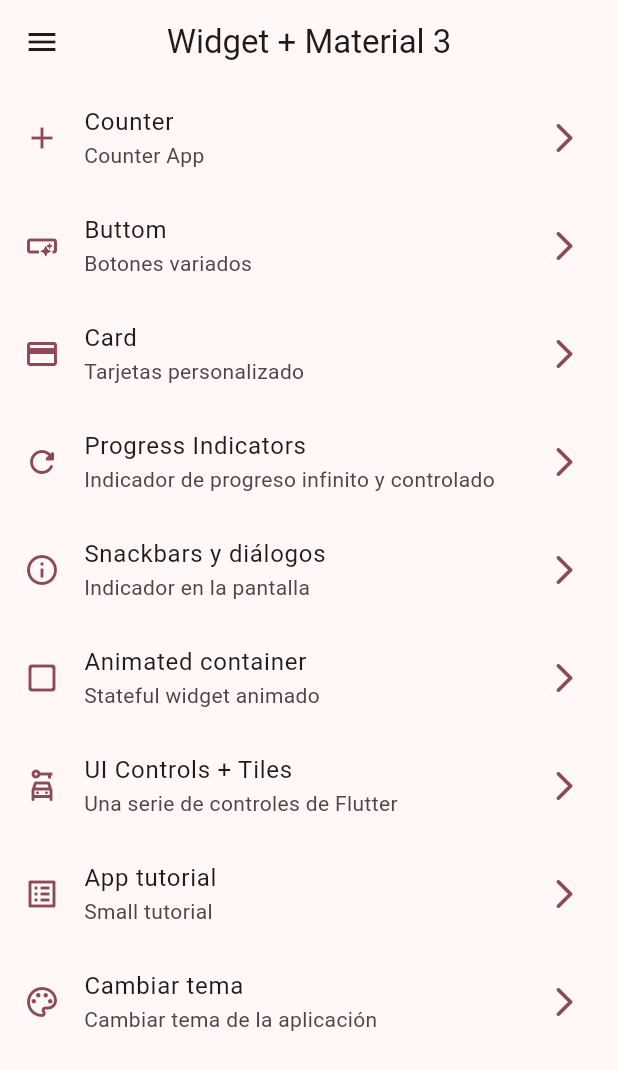
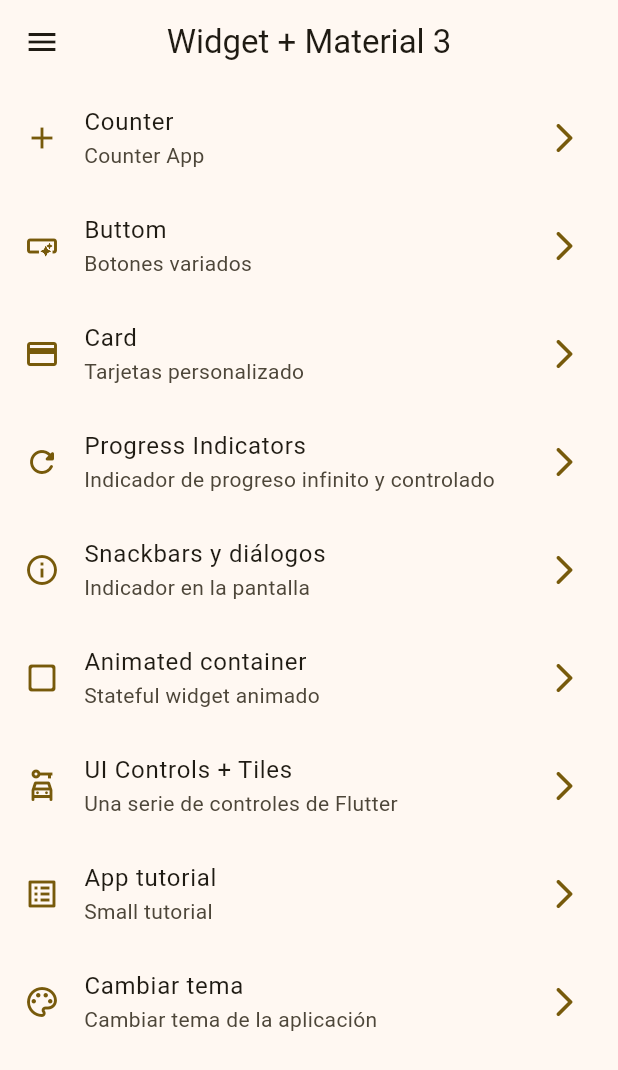
Before and after one commit to radamantis200/widgets_app, a Flutter app: the screen it shows after launch, on a phone screen of 412 x 824 dp. Shown: the top 1070 px of the screen. Run offline on Flutter 3.47's test engine with Material 2 defaults, Android fonts, the phone set to English and light mode, and no system bars; our stand-ins replace animate_do, flutter_riverpod, go_router, riverpod_annotation; generated files the repository leaves out were written again.

Commit message:
add theme_provider

```diff
--- a/lib/main.dart
+++ b/lib/main.dart
@@ -3,20 +3,22 @@ import 'package:flutter_riverpod/flutter_riverpod.dart';
 
 import 'package:widgets_app/config/theme/app_theme.dart';
 import 'package:widgets_app/config/router/app_router.dart';
+import 'package:widgets_app/presentation/providers/theme_provider.dart';
 
 void main(List<String> args) {
   runApp(const ProviderScope(child: MyApp()));
 }
 
-class MyApp extends StatelessWidget {
+class MyApp extends ConsumerWidget {
   const MyApp({super.key});
 
   @override
-  Widget build(BuildContext context) {
+  Widget build(BuildContext context, WidgetRef ref) {
+    final AppTheme appTheme = ref.watch(themeNotifierProvider);
     return MaterialApp.router(
       title: 'Flutter Widgets',
       debugShowCheckedModeBanner: false,
-      theme: AppTheme(seletectColor: 3).getTheme(),
+      theme: appTheme.getTheme(),
       routerConfig: router,
     );
   }
```
Also changed, not shown: lib/presentation/providers/theme_provider.dart (added, +34 -0 lines), lib/presentation/providers/theme_provider.g.dart (added).
